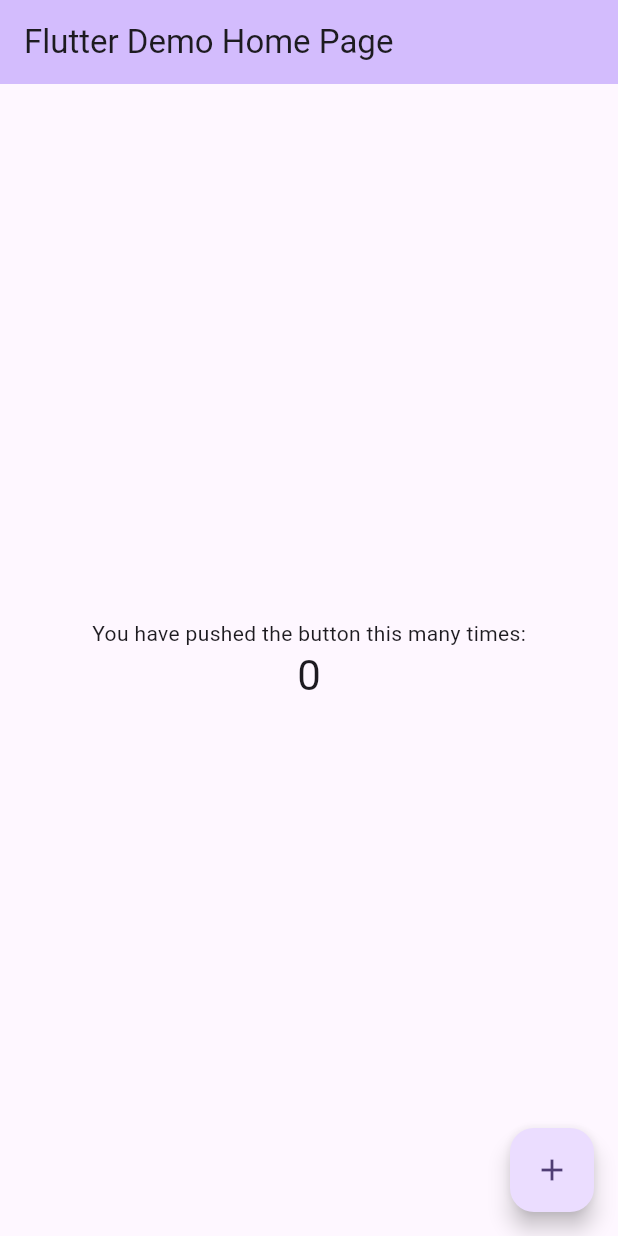
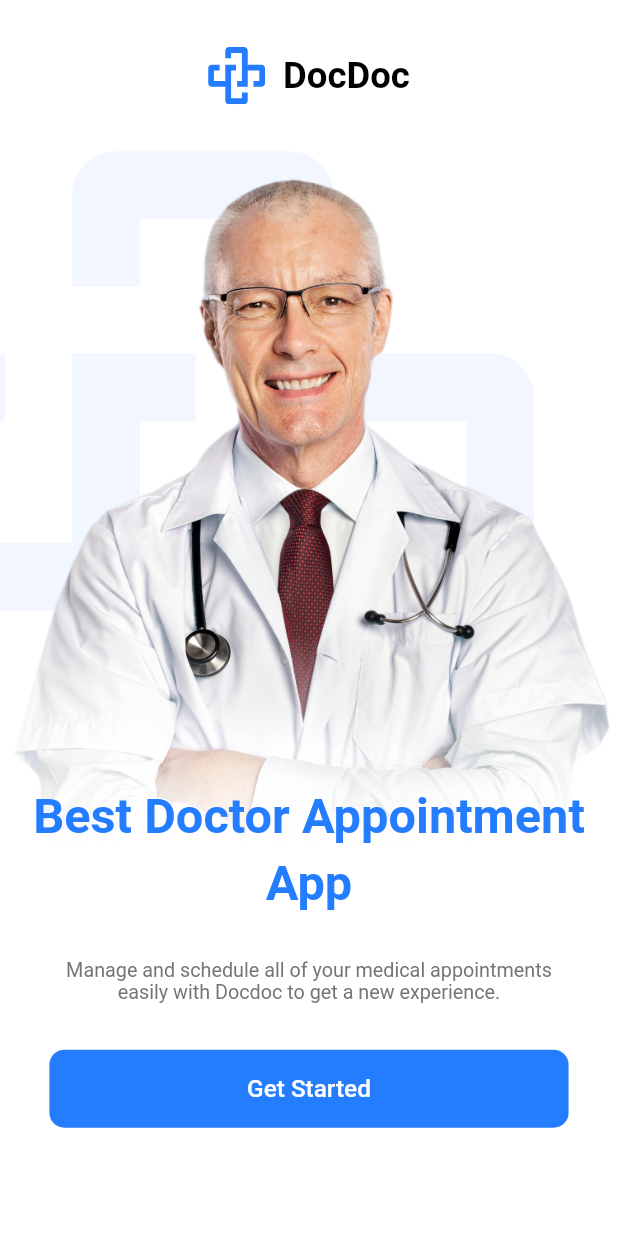
Before and after one commit to wasp2012/flutter_advanced_tutorial, a Flutter app: the screen it shows after launch, on a phone screen of 412 x 824 dp. Run offline on Flutter 3.47's test engine with Material 2 defaults, Android fonts, the phone set to English and light mode, and no system bars; our stand-ins replace flutter_screenutil, flutter_svg.

Commit message:
on boarding screen

```diff
--- /dev/null
+++ b/lib/core/helpers/extensions.dart
@@ -0,0 +1,20 @@
+import 'package:flutter/material.dart';
+
+extension Navigation on BuildContext {
+  Future<dynamic> pushNamed(String routeName, {Object? arguments}) {
+    return Navigator.of(this).pushNamed(routeName, arguments: arguments);
+  }
+
+  Future<dynamic> pushReplacementNamed(String routeName, {Object? arguments}) {
+    return Navigator.of(this)
+        .pushReplacementNamed(routeName, arguments: arguments);
+  }
+
+  Future<dynamic> pushNamedAndRemoveUntil(String routeName,
+      {Object? arguments, required RoutePredicate predicate}) {
+    return Navigator.of(this)
+        .pushNamedAndRemoveUntil(routeName, predicate, arguments: arguments);
+  }
+
+  void pop() => Navigator.of(this).pop();
+}
--- /dev/null
+++ b/lib/core/routing/app_router.dart
@@ -0,0 +1,25 @@
+import 'package:flutter/material.dart';
+import 'package:flutter_advanced_tutorial/core/routing/routes.dart';
+import 'package:flutter_advanced_tutorial/feature/login/ui/login_screen.dart';
+import 'package:flutter_advanced_tutorial/feature/onboarding/onboarding_screen.dart';
+
+class AppRouter {
+  Route generateRoute(RouteSettings settings) {
+    switch (settings.name) {
+      case Routes.onBoardingScreen:
+        return MaterialPageRoute(builder: (_) => const OnboardingScreen());
+
+      case Routes.loginScreen:
+        return MaterialPageRoute(builder: (_) => const LoginScreen());
+
+      default:
+        return MaterialPageRoute(
+          builder: (_) => Scaffold(
+            body: Center(
+              child: Text('No route defined for ${settings.name}'),
+            ),
+          ),
+        );
+    }
+  }
+}
--- /dev/null
+++ b/lib/core/routing/routes.dart
@@ -0,0 +1,4 @@
+class Routes {
+  static const String onBoardingScreen = '/onBoardingScreen';
+  static const String loginScreen = '/loginScreen';
+}
--- /dev/null
+++ b/lib/core/theming/colors.dart
@@ -0,0 +1,6 @@
+import 'package:flutter/material.dart';
+
+class ColorsManagter {
+  static const Color mainBlue = Color(0xFF247CFF);
+  static const Color gray = Color(0xFF757575);
+}
--- /dev/null
+++ b/lib/core/theming/styles.dart
@@ -0,0 +1,29 @@
+import 'package:flutter/material.dart';
+import 'package:flutter_advanced_tutorial/core/theming/colors.dart';
+import 'package:flutter_screenutil/flutter_screenutil.dart';
+
+class TextStyles {
+  static TextStyle font24Black700Weight = TextStyle(
+    fontSize: 24.sp,
+    fontWeight: FontWeight.w700,
+    color: Colors.black,
+  );
+    static TextStyle font32BlueBold = TextStyle(
+    fontSize: 32.sp,
+    fontWeight: FontWeight.bold,
+    color: ColorsManagter.mainBlue,
+  );
+
+  static TextStyle font13GrayRegular = TextStyle(
+    fontSize: 13.sp,
+    fontWeight: FontWeight.normal,
+    color: ColorsManagter.gray,
+  );
+
+
+  static TextStyle font16WhiteSemiBold = TextStyle(
+    fontSize: 16.sp,
+    fontWeight: FontWeight.w500,
+    color: Colors.white,
+  );
+}
--- /dev/null
+++ b/lib/doc_app.dart
@@ -0,0 +1,26 @@
+import 'package:flutter/material.dart';
+import 'package:flutter_advanced_tutorial/core/routing/app_router.dart';
+import 'package:flutter_advanced_tutorial/core/routing/routes.dart';
+import 'package:flutter_advanced_tutorial/core/theming/colors.dart';
+import 'package:flutter_screenutil/flutter_screenutil.dart';
+
+class DocApp extends StatelessWidget {
+  const DocApp({super.key, required this.appRouter});
+  final AppRouter appRouter;
+  @override
+  Widget build(BuildContext context) {
+    return ScreenUtilInit(
+        designSize:const Size(375, 812),
+        minTextAdapt: true,
+        child: MaterialApp(
+          theme: ThemeData(
+            primaryColor: ColorsManagter.mainBlue,
+            scaffoldBackgroundColor: Colors.white,
+          ),
+          debugShowCheckedModeBanner: false,
+          title: 'Doc App',
+          initialRoute: Routes.onBoardingScreen,
+          onGenerateRoute: appRouter.generateRoute,
+        ));
+  }
+}
--- /dev/null
+++ b/lib/feature/login/ui/login_screen.dart
@@ -0,0 +1,17 @@
+import 'package:flutter/material.dart';
+
+class LoginScreen extends StatelessWidget {
+  const LoginScreen({Key? key}) : super(key: key);
+
+  @override
+  Widget build(BuildContext context) {
+    return Scaffold(
+      appBar: AppBar(
+        title: const Text('LoginScreen'),
+      ),
+      body: const Center(
+        child: Text('Login Screen is Working'),
+      ),
+    );
+  }
+}
--- /dev/null
+++ b/lib/feature/onboarding/onboarding_screen.dart
@@ -0,0 +1,51 @@
+import 'package:flutter/material.dart';
+import 'package:flutter_advanced_tutorial/core/theming/styles.dart';
+import 'package:flutter_advanced_tutorial/feature/onboarding/widgets/doc_logo_and_name.dart';
+import 'package:flutter_advanced_tutorial/feature/onboarding/widgets/doctor_image_and_text.dart';
+import 'package:flutter_advanced_tutorial/feature/onboarding/widgets/get_started_button.dart';
+import 'package:flutter_screenutil/flutter_screenutil.dart';
+
+class OnboardingScreen extends StatelessWidget {
+  const OnboardingScreen({super.key});
+
+  @override
+  Widget build(BuildContext context) {
+    return Scaffold(
+      body: SafeArea(
+        child: SingleChildScrollView(
+          child: Padding(
+            padding: EdgeInsets.only(
+              top: 30.h,
+              bottom: 30.h,
+            ),
+            child: Column(
+              children: [
+                const DocLogoAndName(),
+                SizedBox(
+                  height: 30.h,
+                ),
+                const DoctorImageAndText(),
+                Padding(
+                  padding: EdgeInsets.symmetric(horizontal: 30.w),
+                  child: Column(
+                    children: [
+                      Text(
+                        'Manage and schedule all of your medical appointments easily with Docdoc to get a new experience.',
+                        style: TextStyles.font13GrayRegular,
+                        textAlign: TextAlign.center,
+                      ),
+                      SizedBox(
+                        height: 30.h,
+                      ),
+                      const GetStartedButton(),
+                    ],
+                  ),
+                ),
+              ],
+            ),
+          ),
+        ),
+      ),
+    );
+  }
+}
--- /dev/null
+++ b/lib/feature/onboarding/widgets/doc_logo_and_name.dart
@@ -0,0 +1,25 @@
+import 'package:flutter/material.dart';
+import 'package:flutter_advanced_tutorial/core/theming/styles.dart';
+import 'package:flutter_screenutil/flutter_screenutil.dart';
+import 'package:flutter_svg/svg.dart';
+
+class DocLogoAndName extends StatelessWidget {
+  const DocLogoAndName({Key? key}) : super(key: key);
+
+  @override
+  Widget build(BuildContext context) {
+    return Row(
+      mainAxisAlignment: MainAxisAlignment.center,
+      children: [
+        SvgPicture.asset('assets/svgs/doc_logo.svg'),
+        SizedBox(
+          width: 10.w,
+        ),
+        Text(
+          'DocDoc',
+          style: TextStyles.font24Black700Weight
+        )
+      ],
+    );
+  }
+}
--- /dev/null
+++ b/lib/feature/onboarding/widgets/doctor_image_and_text.dart
@@ -0,0 +1,40 @@
+import 'package:flutter/material.dart';
+import 'package:flutter_advanced_tutorial/core/theming/styles.dart';
+import 'package:flutter_svg/svg.dart';
+
+class DoctorImageAndText extends StatelessWidget {
+  const DoctorImageAndText({Key? key}) : super(key: key);
+
+  @override
+  Widget build(BuildContext context) {
+    return Stack(
+      children: [
+        SvgPicture.asset('assets/svgs/doc_logo_low_obacity.svg'),
+        Container(
+          foregroundDecoration: BoxDecoration(
+            gradient: LinearGradient(
+              colors: [
+                Colors.white,
+                Colors.white.withOpacity(0.0),
+              ],
+              begin: Alignment.bottomCenter,
+              end: Alignment.topCenter,
+              stops: const [0.14, 0.4],
+            ),
+          ),
+          child: Image.asset('assets/svgs/doctor.png'),
+        ),
+        Positioned(
+          bottom: 30,
+          left: 0,
+          right: 0,
+          child: Text(
+            'Best Doctor Appointment App',
+            textAlign: TextAlign.center,
+            style: TextStyles.font32BlueBold.copyWith(height: 1.4),
+          ),
+        )
+      ],
+    );
+  }
+}
--- /dev/null
+++ b/lib/feature/onboarding/widgets/get_started_button.dart
@@ -0,0 +1,39 @@
+import 'package:flutter/material.dart';
+import 'package:flutter_advanced_tutorial/core/helpers/extensions.dart';
+import 'package:flutter_advanced_tutorial/core/routing/routes.dart';
+import 'package:flutter_advanced_tutorial/core/theming/colors.dart';
+import 'package:flutter_advanced_tutorial/core/theming/styles.dart';
+
+class GetStartedButton extends StatelessWidget {
+  const GetStartedButton({Key? key}) : super(key: key);
+
+  @override
+  Widget build(BuildContext context) {
+    return TextButton(
+      onPressed: () {
+        context.pushNamed(Routes.loginScreen);
+      },
+      style: ButtonStyle(
+        backgroundColor: MaterialStateProperty.all(ColorsManagter.mainBlue),
+        tapTargetSize: MaterialTapTargetSize.shrinkWrap,
+        minimumSize: MaterialStateProperty.all(
+          const Size(
+            double.infinity,
+            52,
+          ),
+        ),
+        shape: MaterialStateProperty.all(
+          RoundedRectangleBorder(
+            borderRadius: BorderRadius.circular(
+              10,
+            ),
+          ),
+        ),
+      ),
+      child: Text(
+        'Get Started',
+        style: TextStyles.font16WhiteSemiBold,
+      ),
+    );
+  }
+}
--- a/lib/main.dart
+++ b/lib/main.dart
@@ -1,112 +1,9 @@
 import 'package:flutter/material.dart';
+import 'package:flutter_advanced_tutorial/core/routing/app_router.dart';
+import 'package:flutter_advanced_tutorial/doc_app.dart';
 
 void main() {
-  runApp(const MyApp());
+  runApp(DocApp(
+    appRouter: AppRouter(),
+  ));
 }
-
-class MyApp extends StatelessWidget {
-  const MyApp({super.key});
-
-  // This widget is the root of your application.
-  @override
-  Widget build(BuildContext context) {
-    return MaterialApp(
-      debugShowCheckedModeBanner: false,
-      title: 'Flutter Advanced Course',
-      theme: ThemeData(
-
-        colorScheme: ColorScheme.fromSeed(seedColor: Colors.deepPurple),
-        useMaterial3: true,
-      ),
-      home: const MyHomePage(title: 'Flutter Demo Home Page'),
-    );
-  }
-}
-
-class MyHomePage extends StatefulWidget {
-  const MyHomePage({super.key, required this.title});
-
-  // This widget is the home page of your application. It is stateful, meaning
-  // that it has a State object (defined below) that contains fields that affect
-  // how it looks.
-
-  // This class is the configuration for the state. It holds the values (in this
-  // case the title) provided by the parent (in this case the App widget) and
-  // used by the build method of the State. Fields in a Widget subclass are
-  // always marked "final".
-
-  final String title;
-
-  @override
-  State<MyHomePage> createState() => _MyHomePageState();
-}
-
-class _MyHomePageState extends State<MyHomePage> {
-  int _counter = 0;
-
-  void _incrementCounter() {
-    setState(() {
-      // This call to setState tells the Flutter framework that something has
-      // changed in this State, which causes it to rerun the build method below
-      // so that the display can reflect the updated values. If we changed
-      // _counter without calling setState(), then the build method would not be
-      // called again, and so nothing would appear to happen.
-      _counter++;
-    });
-  }
-
-  @override
-  Widget build(BuildContext context) {
-    // This method is rerun every time setState is called, for instance as done
-    // by the _incrementCounter method above.
-    //
-    // The Flutter framework has been optimized to make rerunning build methods
-    // fast, so that you can just rebuild anything that needs updating rather
-    // than having to individually change instances of widgets.
-    return Scaffold(
-      appBar: AppBar(
-        // TRY THIS: Try changing the color here to a specific color (to
-        // Colors.amber, perhaps?) and trigger a hot reload to see the AppBar
-        // change color while the other colors stay the same.
-        backgroundColor: Theme.of(context).colorScheme.inversePrimary,
-        // Here we take the value from the MyHomePage object that was created by
-        // the App.build method, and use it to set our appbar title.
-        title: Text(widget.title),
-      ),
-      body: Center(
-        // Center is a layout widget. It takes a single child and positions it
-        // in the middle of the parent.
-        child: Column(
-          // Column is also a layout widget. It takes a list of children and
-          // arranges them vertically. By default, it sizes itself to fit its
-          // children horizontally, and tries to be as tall as its parent.
-          //
-          // Column has various properties to control how it sizes itself and
-          // how it positions its children. Here we use mainAxisAlignment to
-          // center the children vertically; the main axis here is the vertical
-          // axis because Columns are vertical (the cross axis would be
-          // horizontal).
-          //
-          // TRY THIS: Invoke "debug painting" (choose the "Toggle Debug Paint"
-          // action in the IDE, or press "p" in the console), to see the
-          // wireframe for each widget.
-          mainAxisAlignment: MainAxisAlignment.center,
-          children: <Widget>[
-            const Text(
-              'You have pushed the button this many times:',
-            ),
-            Text(
-              '$_counter',
-              style: Theme.of(context).textTheme.headlineMedium,
-            ),
-          ],
-        ),
-      ),
-      floatingActionButton: FloatingActionButton(
-        onPressed: _incrementCounter,
-        tooltip: 'Increment',
-        child: const Icon(Icons.add),
-      ), // This trailing comma makes auto-formatting nicer for build methods.
-    );
-  }
-}
```
Also changed, not shown: pubspec.yaml (+6 -2 lines), assets/svgs/doc_logo.svg (added), assets/svgs/doc_logo_low_obacity.svg (added), assets/svgs/doctor.png (added), pubspec.lock, 4 other files.
